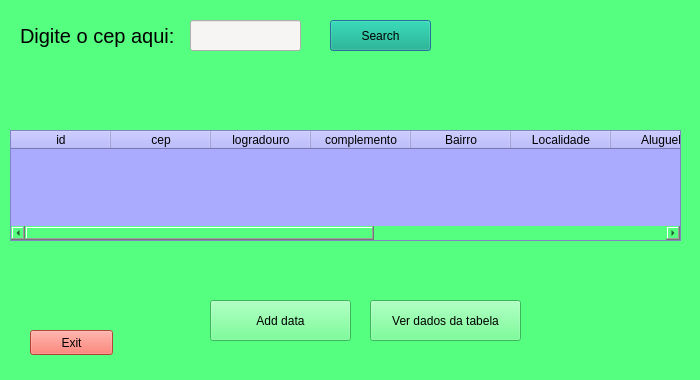
Qt form dialog.ui (sarsey-walker/PyQt5) before a commit.
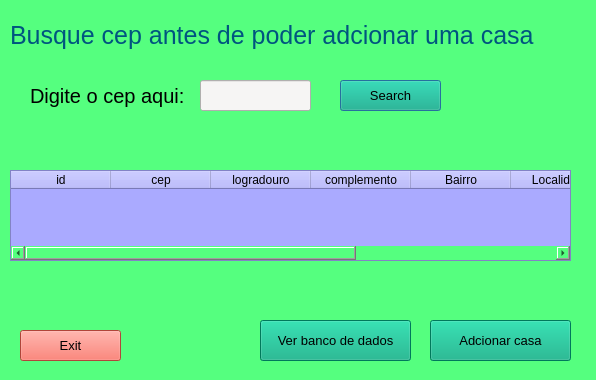
The same form after that commit.

Commit message: Alteração layout

What changed in the file:
```diff
--- a/dialog.ui
+++ b/dialog.ui
@@ -6,7 +6,7 @@
    <rect>
     <x>0</x>
     <y>0</y>
-    <width>700</width>
+    <width>596</width>
     <height>380</height>
    </rect>
   </property>
@@ -21,8 +21,8 @@
   <widget class="QLabel" name="label">
    <property name="geometry">
     <rect>
-     <x>20</x>
-     <y>20</y>
+     <x>30</x>
+     <y>80</y>
      <width>181</width>
      <height>31</height>
     </rect>
@@ -44,8 +44,8 @@
   <widget class="QLineEdit" name="lineEdit">
    <property name="geometry">
     <rect>
-     <x>190</x>
-     <y>20</y>
+     <x>200</x>
+     <y>80</y>
      <width>111</width>
      <height>31</height>
     </rect>
@@ -58,9 +58,9 @@
    <property name="geometry">
     <rect>
      <x>10</x>
-     <y>130</y>
-     <width>671</width>
-     <height>111</height>
+     <y>170</y>
+     <width>561</width>
+     <height>91</height>
     </rect>
    </property>
    <property name="styleSheet">
@@ -103,21 +103,6 @@
      <string>Localidade</string>
     </property>
    </column>
-   <column>
-    <property name="text">
-     <string>Aluguel</string>
-    </property>
-   </column>
-   <column>
-    <property name="text">
-     <string>codigo casa</string>
-    </property>
-   </column>
-   <column>
-    <property name="text">
-     <string>Dono</string>
-    </property>
-   </column>
    <column>
     <property name="text">
      <string>UF</string>
@@ -132,12 +117,22 @@
   <widget class="QPushButton" name="pushButton">
    <property name="geometry">
     <rect>
-     <x>330</x>
-     <y>20</y>
+     <x>340</x>
+     <y>80</y>
      <width>101</width>
      <height>31</height>
     </rect>
    </property>
+   <property name="font">
+    <font>
+     <pointsize>10</pointsize>
+     <weight>50</weight>
+     <bold>false</bold>
+    </font>
+   </property>
+   <property name="cursor">
+    <cursorShape>PointingHandCursor</cursorShape>
+   </property>
    <property name="styleSheet">
     <string notr="true">background-color: rgb(0, 170, 127);</string>
    </property>
@@ -148,19 +143,18 @@
   <widget class="QLabel" name="label_2">
    <property name="geometry">
     <rect>
-     <x>60</x>
-     <y>70</y>
-     <width>471</width>
-     <height>31</height>
+     <x>10</x>
+     <y>10</y>
+     <width>581</width>
+     <height>51</height>
     </rect>
    </property>
    <property name="styleSheet">
     <string notr="true">font-size:25px;
-color: rgb(170, 0, 0);
-text-align;center;</string>
+color: rgb(0, 85, 127);</string>
    </property>
    <property name="text">
-    <string/>
+    <string>Busque cep antes de poder adcionar uma casa </string>
    </property>
    <property name="textFormat">
     <enum>Qt::AutoText</enum>
@@ -169,12 +163,20 @@
   <widget class="QPushButton" name="pushButton_2">
    <property name="geometry">
     <rect>
-     <x>30</x>
+     <x>20</x>
      <y>330</y>
-     <width>83</width>
-     <height>25</height>
+     <width>101</width>
+     <height>31</height>
     </rect>
    </property>
+   <property name="font">
+    <font>
+     <pointsize>10</pointsize>
+    </font>
+   </property>
+   <property name="cursor">
+    <cursorShape>PointingHandCursor</cursorShape>
+   </property>
    <property name="autoFillBackground">
     <bool>false</bool>
    </property>
@@ -188,27 +190,47 @@
   <widget class="QPushButton" name="pushButton_3">
    <property name="geometry">
     <rect>
-     <x>370</x>
-     <y>300</y>
+     <x>260</x>
+     <y>320</y>
      <width>151</width>
      <height>41</height>
     </rect>
    </property>
+   <property name="font">
+    <font>
+     <pointsize>10</pointsize>
+    </font>
+   </property>
+   <property name="cursor">
+    <cursorShape>PointingHandCursor</cursorShape>
+   </property>
+   <property name="styleSheet">
+    <string notr="true">background-color: rgb(0, 170, 127);</string>
+   </property>
    <property name="text">
-    <string>Ver dados da tabela</string>
+    <string>Ver banco de dados</string>
    </property>
   </widget>
   <widget class="QPushButton" name="pushButton_4">
    <property name="geometry">
     <rect>
-     <x>210</x>
-     <y>300</y>
+     <x>430</x>
+     <y>320</y>
      <width>141</width>
      <height>41</height>
     </rect>
    </property>
+   <property name="font">
+    <font>
+     <pointsize>10</pointsize>
+     <stylestrategy>PreferDefault</stylestrategy>
+    </font>
+   </property>
+   <property name="styleSheet">
+    <string notr="true">background-color: rgb(0, 170, 127);</string>
+   </property>
    <property name="text">
-    <string>Add data</string>
+    <string>Adcionar casa</string>
    </property>
   </widget>
  </widget>
```
The commit also changes 4 other files.
